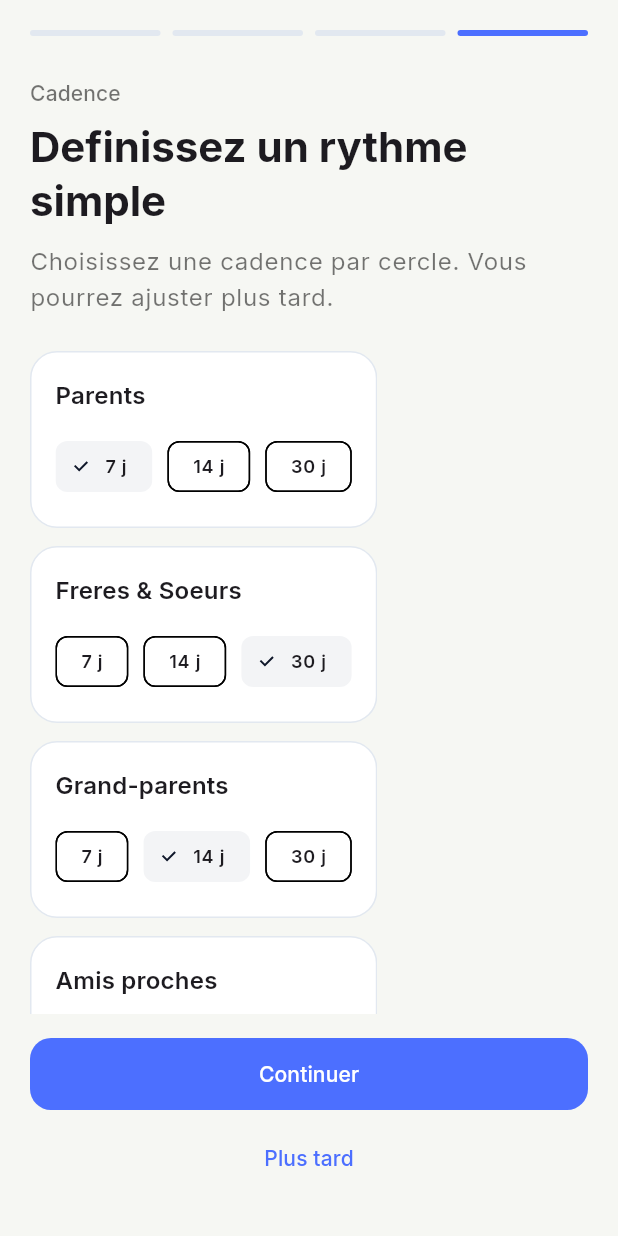
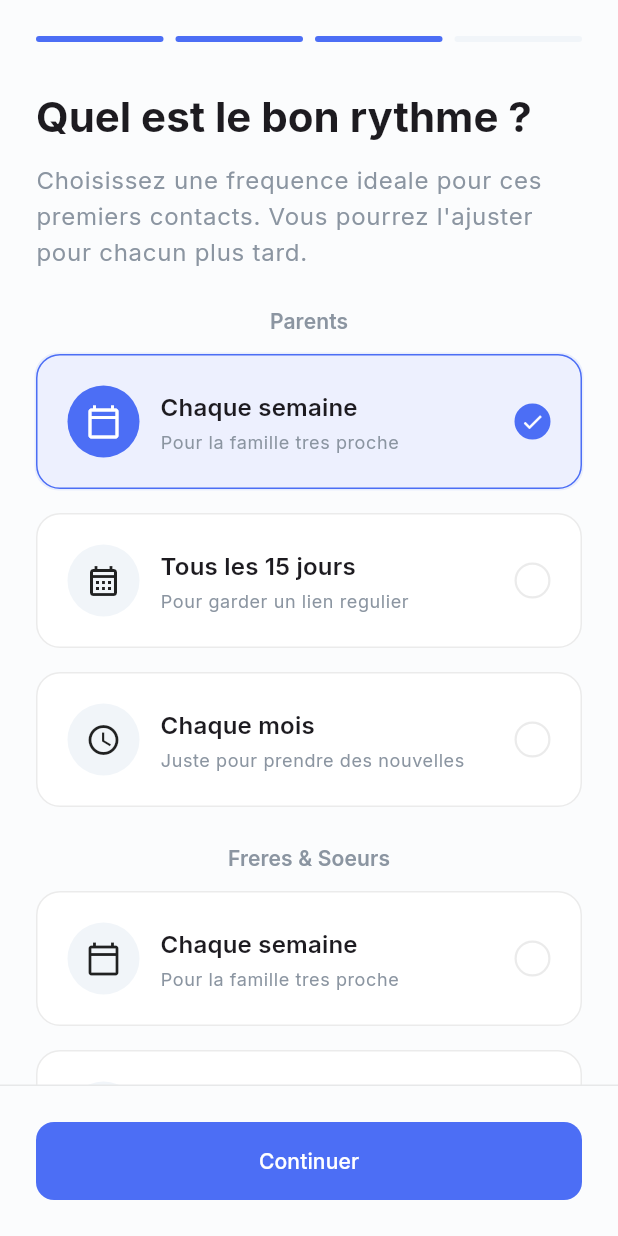
Before and after one commit to KayoFabrice/projet-flotter-family, a Flutter app: the CadencePage screen opened by its route, on a phone screen of 412 x 824 dp. Run offline on Flutter 3.47's test engine with Material 3 defaults, Android fonts, the phone set to English and light mode, and no system bars; our stand-ins replace flutter_riverpod, google_fonts, sqflite; accounts and stored records are empty.

Commit message:
style(onboarding): match cadence screen to figma export
Align cadence layout and card styling with exported HTML.\nUpdate cadence option widget visuals and iconography.\nAdjust cadence UI tests for new copy and structure.

```diff
--- a/lib/features/contacts/presentation/pages/cadence_page.dart
+++ b/lib/features/contacts/presentation/pages/cadence_page.dart
@@ -111,135 +111,138 @@ class CadenceContent extends StatelessWidget {
   final void Function(ContactCircle circle, int cadenceDays) onCadenceSelected;
   final VoidCallback onContinuePressed;
 
-  static const pageBackground = Color(0xFFF6F7F3);
-  static const _activeStepColor = Color(0xFF4C6FFF);
-  static const _inactiveStepColor = Color(0xFFE2E8F0);
-  static const _cardBorderColor = Color(0xFFE2E8F0);
+  static const pageBackground = Color(0xFFFBFCFD);
+  static const _activeStepColor = Color(0xFF4C6EF5);
+  static const _inactiveStepColor = Color(0xFFF1F5F9);
+  static const _footerBorder = Color(0x14000000);
+  static const _muted = Color(0xFF8B95A1);
 
   @override
   Widget build(BuildContext context) {
     const options = [7, 14, 30];
 
-    return Padding(
-      padding: const EdgeInsets.fromLTRB(20, 20, 20, 28),
+    return Column(
+      crossAxisAlignment: CrossAxisAlignment.start,
+      children: [
+        Padding(
+          padding: const EdgeInsets.fromLTRB(24, 24, 24, 0),
           child: Column(
             crossAxisAlignment: CrossAxisAlignment.start,
             children: [
               const _StepIndicator(),
-          const SizedBox(height: 28),
+              const SizedBox(height: 32),
               Text(
-            'Cadence',
-            style: Theme.of(context).textTheme.labelLarge?.copyWith(
-                  color: Colors.black54,
-                ),
-          ),
-          const SizedBox(height: 8),
-          Text(
-            'Definissez un rythme simple',
+                'Quel est le bon rythme ?',
                 style: Theme.of(context).textTheme.headlineMedium?.copyWith(
                       fontWeight: FontWeight.w700,
                     ),
               ),
-          const SizedBox(height: 10),
+              const SizedBox(height: 12),
               Text(
-            'Choisissez une cadence par cercle. Vous pourrez ajuster plus tard.',
+                'Choisissez une frequence ideale pour ces premiers contacts. Vous pourrez l\'ajuster pour chacun plus tard.',
                 style: Theme.of(context).textTheme.bodyLarge?.copyWith(
-                  color: Colors.black54,
+                      color: _muted,
+                    ),
+              ),
+            ],
           ),
         ),
         const SizedBox(height: 24),
         Expanded(
           child: SingleChildScrollView(
+            padding: const EdgeInsets.symmetric(horizontal: 24),
             child: Column(
               children: [
                 for (var index = 0; index < cadences.length; index++) ...[
-                    _CadenceCard(
-                      cadence: cadences[index],
-                      options: options,
-                      onSelected: (value) {
-                        onCadenceSelected(cadences[index].circle, value);
+                  Text(
+                    cadences[index].circle.label,
+                    style: Theme.of(context).textTheme.labelLarge?.copyWith(
+                          color: _muted,
+                          fontWeight: FontWeight.w600,
+                        ),
+                  ),
+                  const SizedBox(height: 12),
+                  for (final option in options) ...[
+                    CadenceOptionChip(
+                      key: ValueKey('cadence-${cadences[index].circle.storageValue}-$option'),
+                      title: _optionTitle(option),
+                      subtitle: _optionSubtitle(option),
+                      icon: _optionIcon(option),
+                      selected: cadences[index].cadenceDays == option,
+                      onSelected: () {
+                        onCadenceSelected(cadences[index].circle, option);
                       },
                     ),
-                    if (index != cadences.length - 1) const SizedBox(height: 12),
+                    const SizedBox(height: 16),
+                  ],
+                  if (index != cadences.length - 1) const SizedBox(height: 8),
                 ],
               ],
             ),
           ),
         ),
-          const SizedBox(height: 16),
-          SizedBox(
+        Container(
+          padding: const EdgeInsets.all(24),
+          decoration: const BoxDecoration(
+            color: pageBackground,
+            border: Border(top: BorderSide(color: _footerBorder)),
+          ),
+          child: SizedBox(
             width: double.infinity,
             child: FilledButton(
               style: FilledButton.styleFrom(
                 backgroundColor: _activeStepColor,
-                padding: const EdgeInsets.symmetric(vertical: 14),
+                padding: const EdgeInsets.symmetric(vertical: 16),
                 shape: RoundedRectangleBorder(
-                  borderRadius: BorderRadius.circular(14),
+                  borderRadius: BorderRadius.circular(12),
                 ),
               ),
               onPressed: onContinuePressed,
               child: const Text('Continuer'),
             ),
           ),
-          const SizedBox(height: 8),
-          SizedBox(
-            width: double.infinity,
-            child: TextButton(
-              onPressed: onContinuePressed,
-              child: const Text('Plus tard'),
-            ),
         ),
       ],
-      ),
     );
+  }
+
+  String _optionTitle(int days) {
+    switch (days) {
+      case 7:
+        return 'Chaque semaine';
+      case 14:
+        return 'Tous les 15 jours';
+      case 30:
+        return 'Chaque mois';
+      default:
+        return 'Tous les $days jours';
     }
   }
 
-class _CadenceCard extends StatelessWidget {
-  const _CadenceCard({
-    required this.cadence,
-    required this.options,
-    required this.onSelected,
-  });
+  String _optionSubtitle(int days) {
+    switch (days) {
+      case 7:
+        return 'Pour la famille tres proche';
+      case 14:
+        return 'Pour garder un lien regulier';
+      case 30:
+        return 'Juste pour prendre des nouvelles';
+      default:
+        return 'Cadence personnalisee';
+    }
+  }
 
-  final ContactCadence cadence;
-  final List<int> options;
-  final ValueChanged<int> onSelected;
-
-  @override
-  Widget build(BuildContext context) {
-    return Container(
-      decoration: BoxDecoration(
-        color: Colors.white,
-        borderRadius: BorderRadius.circular(18),
-        border: Border.all(color: CadenceContent._cardBorderColor),
-      ),
-      padding: const EdgeInsets.all(16),
-      child: Column(
-        crossAxisAlignment: CrossAxisAlignment.start,
-        children: [
-          Text(
-            cadence.circle.label,
-            style: Theme.of(context).textTheme.titleMedium?.copyWith(
-                  fontWeight: FontWeight.w600,
-                ),
-          ),
-          const SizedBox(height: 12),
-          Wrap(
-            spacing: 10,
-            runSpacing: 8,
-            children: options.map((option) {
-              return CadenceOptionChip(
-                key: ValueKey('cadence-${cadence.circle.storageValue}-$option'),
-                label: '${option} j',
-                selected: cadence.cadenceDays == option,
-                onSelected: () => onSelected(option),
-              );
-            }).toList(),
-          ),
-        ],
-      ),
-    );
+  IconData _optionIcon(int days) {
+    switch (days) {
+      case 7:
+        return Icons.calendar_today_outlined;
+      case 14:
+        return Icons.calendar_month_outlined;
+      case 30:
+        return Icons.schedule;
+      default:
+        return Icons.calendar_month_outlined;
+    }
   }
 }
 
@@ -250,13 +253,13 @@ class _StepIndicator extends StatelessWidget {
   Widget build(BuildContext context) {
     return Row(
       children: const [
-        _StepBar(active: false),
+        _StepBar(active: true),
+        SizedBox(width: 8),
+        _StepBar(active: true),
+        SizedBox(width: 8),
+        _StepBar(active: true),
         SizedBox(width: 8),
         _StepBar(active: false),
-        SizedBox(width: 8),
-        _StepBar(active: false),
-        SizedBox(width: 8),
-        _StepBar(active: true),
       ],
     );
   }
--- a/lib/features/contacts/presentation/widgets/cadence_option_chip.dart
+++ b/lib/features/contacts/presentation/widgets/cadence_option_chip.dart
@@ -3,24 +3,108 @@ import 'package:flutter/material.dart';
 class CadenceOptionChip extends StatelessWidget {
   const CadenceOptionChip({
     super.key,
-    required this.label,
+    required this.title,
+    required this.subtitle,
+    required this.icon,
     required this.selected,
     required this.onSelected,
   });
 
-  final String label;
+  final String title;
+  final String subtitle;
+  final IconData icon;
   final bool selected;
   final VoidCallback onSelected;
 
+  static const _activeColor = Color(0xFF4C6EF5);
+  static const _borderColor = Color(0x14000000);
+  static const _secondary = Color(0xFFF1F5F9);
+  static const _muted = Color(0xFF8B95A1);
+
   @override
   Widget build(BuildContext context) {
-    return ChoiceChip(
-      label: Text(label),
-      selected: selected,
-      onSelected: (_) => onSelected(),
-      labelStyle: Theme.of(context).textTheme.labelMedium?.copyWith(
-            fontWeight: FontWeight.w600,
+    final iconBackground = selected ? _activeColor : _secondary;
+    final iconColor = selected ? Colors.white : Colors.black87;
+
+    return Material(
+      color: Colors.white,
+      borderRadius: BorderRadius.circular(16),
+      child: InkWell(
+        borderRadius: BorderRadius.circular(16),
+        onTap: onSelected,
+        child: Container(
+          decoration: BoxDecoration(
+            borderRadius: BorderRadius.circular(16),
+            border: Border.all(
+              color: selected ? _activeColor : _borderColor,
+            ),
+            boxShadow: selected
+                ? [
+                    BoxShadow(
+                      color: _activeColor.withOpacity(0.1),
+                      blurRadius: 0,
+                      spreadRadius: 1,
+                    ),
+                  ]
+                : null,
           ),
+          padding: const EdgeInsets.all(20),
+          child: Row(
+            children: [
+              CircleAvatar(
+                radius: 24,
+                backgroundColor: iconBackground,
+                child: Icon(
+                  icon,
+                  color: iconColor,
+                  size: 24,
+                ),
+              ),
+              const SizedBox(width: 14),
+              Expanded(
+                child: Column(
+                  crossAxisAlignment: CrossAxisAlignment.start,
+                  children: [
+                    Text(
+                      title,
+                      style: Theme.of(context).textTheme.titleMedium?.copyWith(
+                            fontWeight: FontWeight.w600,
+                          ),
+                    ),
+                    const SizedBox(height: 4),
+                    Text(
+                      subtitle,
+                      style: Theme.of(context).textTheme.bodySmall?.copyWith(
+                            color: _muted,
+                          ),
+                    ),
+                  ],
+                ),
+              ),
+              const SizedBox(width: 12),
+              Container(
+                width: 24,
+                height: 24,
+                decoration: BoxDecoration(
+                  shape: BoxShape.circle,
+                  color: selected ? _activeColor : Colors.transparent,
+                  border: Border.all(
+                    color: selected ? _activeColor : _borderColor,
+                    width: 1.5,
+                  ),
+                ),
+                child: selected
+                    ? const Icon(
+                        Icons.check,
+                        size: 16,
+                        color: Colors.white,
+                      )
+                    : null,
+              ),
+            ],
+          ),
+        ),
+      ),
     );
   }
 }
```
Also changed, not shown: 2 other files. Lines whose indentation alone changed are shown as unchanged.
